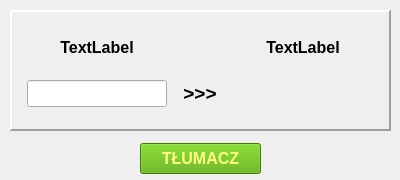
Before: the Qt Designer form GUI/translator.ui in kuchar222/Angielka, drawn with Qt 5.
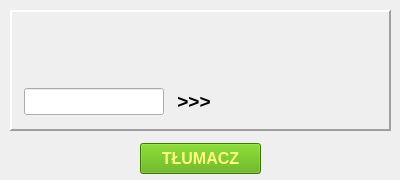
After: the same form once the commit is applied.

```diff
--- a/GUI/translator.ui
+++ b/GUI/translator.ui
@@ -111,12 +111,24 @@
        </property>
       </widget>
      </item>
-     <item row="0" column="0">
+     <item row="0" column="0" alignment="Qt::AlignHCenter">
       <widget class="QLabel" name="name_to_translate">
+       <property name="sizePolicy">
+        <sizepolicy hsizetype="Preferred" vsizetype="Preferred">
+         <horstretch>0</horstretch>
+         <verstretch>0</verstretch>
+        </sizepolicy>
+       </property>
+       <property name="minimumSize">
+        <size>
+         <width>64</width>
+         <height>48</height>
+        </size>
+       </property>
        <property name="maximumSize">
         <size>
-         <width>16777215</width>
-         <height>30</height>
+         <width>64</width>
+         <height>48</height>
         </size>
        </property>
        <property name="font">
@@ -126,19 +138,28 @@
         </font>
        </property>
        <property name="text">
-        <string>TextLabel</string>
+        <string/>
+       </property>
+       <property name="scaledContents">
+        <bool>true</bool>
        </property>
        <property name="alignment">
         <set>Qt::AlignCenter</set>
        </property>
       </widget>
      </item>
-     <item row="0" column="2">
+     <item row="0" column="2" alignment="Qt::AlignHCenter">
       <widget class="QLabel" name="name_translated">
+       <property name="minimumSize">
+        <size>
+         <width>64</width>
+         <height>48</height>
+        </size>
+       </property>
        <property name="maximumSize">
         <size>
-         <width>16777215</width>
-         <height>30</height>
+         <width>64</width>
+         <height>48</height>
         </size>
        </property>
        <property name="font">
@@ -148,13 +169,38 @@
         </font>
        </property>
        <property name="text">
-        <string>TextLabel</string>
+        <string/>
+       </property>
+       <property name="scaledContents">
+        <bool>true</bool>
        </property>
        <property name="alignment">
         <set>Qt::AlignCenter</set>
        </property>
       </widget>
      </item>
+     <item row="0" column="1">
+      <widget class="QPushButton" name="zmienBtn">
+       <property name="minimumSize">
+        <size>
+         <width>50</width>
+         <height>50</height>
+        </size>
+       </property>
+       <property name="maximumSize">
+        <size>
+         <width>50</width>
+         <height>50</height>
+        </size>
+       </property>
+       <property name="text">
+        <string/>
+       </property>
+       <property name="flat">
+        <bool>true</bool>
+       </property>
+      </widget>
+     </item>
     </layout>
    </widget>
   </widget>
@@ -180,6 +226,9 @@
    <property name="text">
     <string>TŁUMACZ</string>
    </property>
+   <property name="autoDefault">
+    <bool>true</bool>
+   </property>
   </widget>
  </widget>
  <resources/>
```
Left out of the diff: 19 changed lines with no effect on the pictures.
